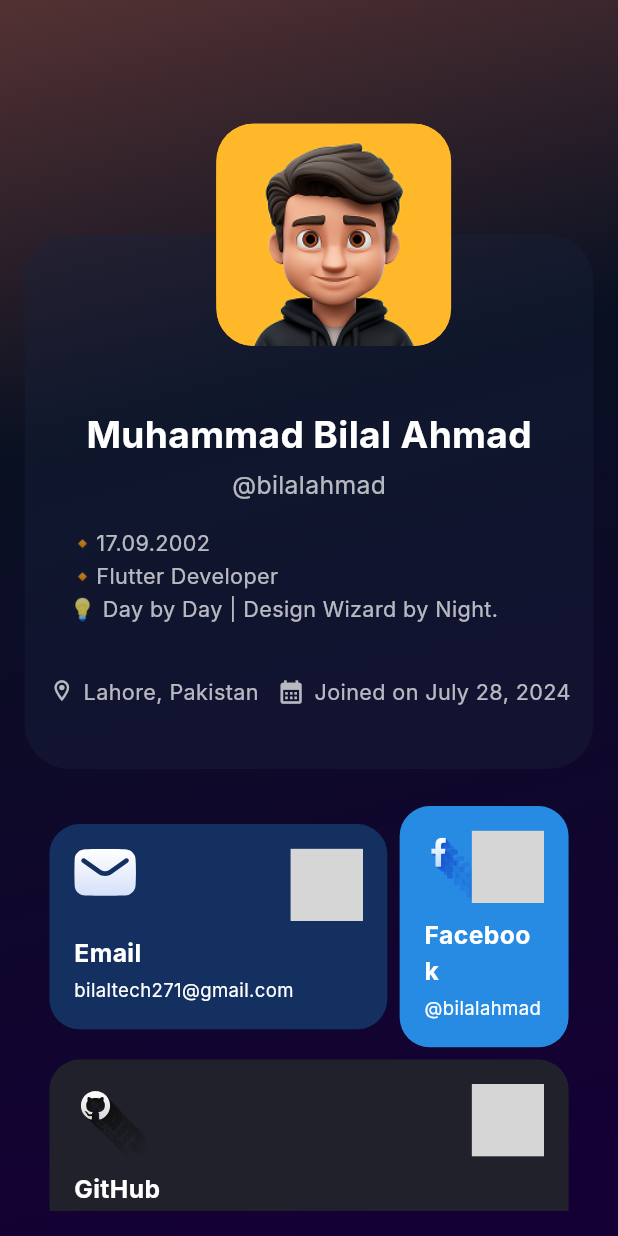
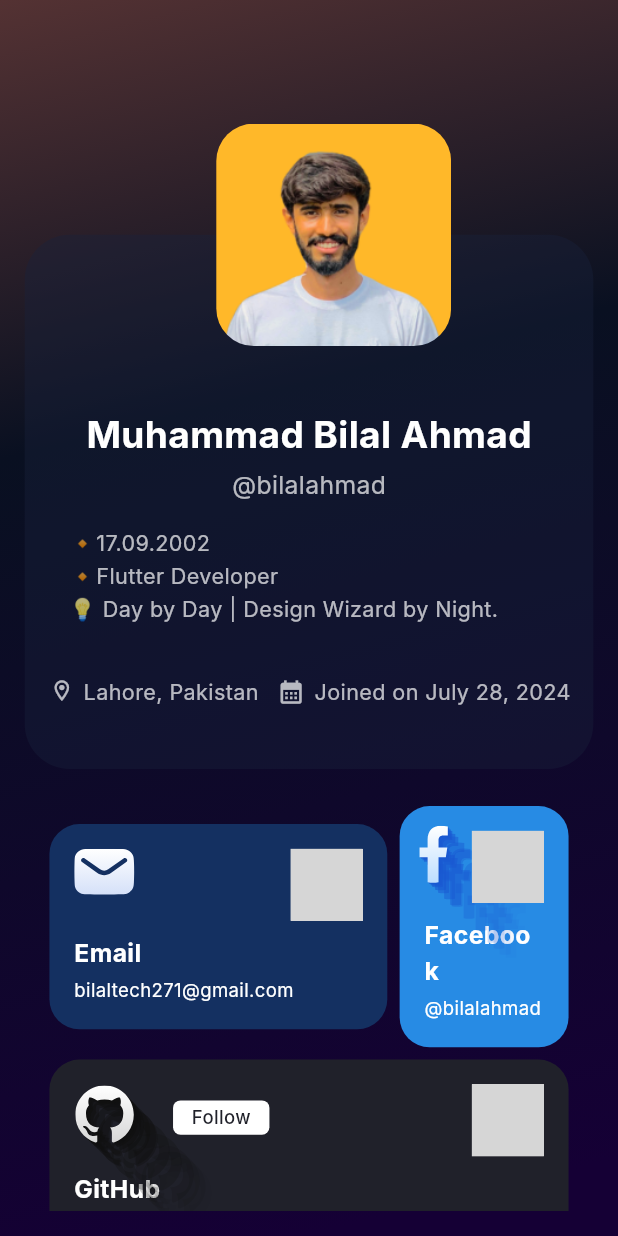
Before and after one commit to bilalahmadgujjar/portfolio-app, a Flutter app: the screen it shows after launch, on a phone screen of 412 x 824 dp. Run offline on Flutter 3.47's test engine with Material 3 defaults, Android fonts, the phone set to English and light mode, and no system bars; our stand-ins replace flutter_svg; Roboto replaces fonts that are missing (Inter); grey boxes are pictures that could not be loaded.

Commit message:
complete dashboard

```diff
--- a/lib/screens/homepage/homepage.dart
+++ b/lib/screens/homepage/homepage.dart
@@ -122,6 +122,8 @@ class Homepage extends StatelessWidget {
                                 body: 'bilaltech271@gmail.com',
                                 icon: 'assets/mail.svg',
                                 cardColor: AppTheme.emailCardColor,
+                                posTop: screenHeight(context) * 2,
+                                posLeft: screenWidth(context) * 4,
                               ),
                             ),
                             SizedBox(
@@ -132,6 +134,8 @@ class Homepage extends StatelessWidget {
                                 body: '@bilalahmad',
                                 icon: 'assets/facebook.svg',
                                 cardColor: AppTheme.facebookColor,
+                                posTop: screenHeight(context) * 0.5,
+                                posLeft: screenWidth(context) * 1,
                               ),
                             ),
                           ],
@@ -147,6 +151,9 @@ class Homepage extends StatelessWidget {
                                 body: '@bilalahmadgujjar',
                                 icon: 'assets/git.svg',
                                 cardColor: AppTheme.githubColor,
+                                posTop: screenHeight(context) * 1,
+                                posLeft: screenWidth(context) * 2,
+                                isGit: true,
                               ),
                             ),
                           ],
@@ -163,12 +170,16 @@ class Homepage extends StatelessWidget {
                                 body: '@bilalahmad',
                                 icon: 'assets/figma.svg',
                                 cardColor: AppTheme.figmaColor,
+                                posTop: screenHeight(context) * 1,
+                                posLeft: screenWidth(context) * 2,
                               ),
                             ),
                             SizedBox(
                                 width: screenWidth(context) * 2), // small gap
                             Expanded(
                               child: ContainerWidget(
+                                posTop: screenHeight(context) * 1,
+                                posLeft: screenWidth(context) * 2,
                                 title: 'Developer',
                                 body: '@bilalahmad',
                                 isDev: true,
@@ -195,13 +206,13 @@ class Homepage extends StatelessWidget {
               width: screenWidth(context) * 38,
               height: screenHeight(context) * 18,
               decoration: BoxDecoration(
-                color: AppTheme.picColor,
+               // color: AppTheme.picColor,
                 borderRadius: BorderRadius.circular(25),
               ),
               child: ClipRRect(
                 borderRadius: BorderRadius.circular(25),
                 child: Image.asset(
-                  'assets/avatar.png', // Replace with your image
+                  'assets/avatar1.png', // Replace with your image
                   fit: BoxFit.cover,
                 ),
               ),
--- a/lib/widget/card_widget.dart
+++ b/lib/widget/card_widget.dart
@@ -10,6 +10,9 @@ class ContainerWidget extends StatelessWidget {
   final String icon;
   final Color cardColor;
   final bool isDev;
+  final double posLeft;
+  final double posTop;
+  final bool isGit;
 
   const ContainerWidget({
     super.key,
@@ -18,6 +21,9 @@ class ContainerWidget extends StatelessWidget {
     required this.icon,
     required this.cardColor,
     this.isDev = false,
+    required this.posLeft,
+    required this.posTop,
+    this.isGit = false,
   });
 
   @override
@@ -38,11 +44,13 @@ class ContainerWidget extends StatelessWidget {
           child: Column(
             crossAxisAlignment: CrossAxisAlignment.start,
             children: [
-            SvgPicture.asset(
-                      icon,
-                      height: screenHeight(context) * 6,
-                    ),
-              SizedBox(height: screenHeight(context) * 1),
+            // SvgPicture.asset(
+            //           icon,
+            //           height: screenHeight(context) * 6,
+            //         ),
+            //   SizedBox(height: screenHeight(context) * 1),
+              SizedBox(height: screenHeight(context) * 7),
+
               text(
                 text: title,
                 textColor: isDev==true?AppTheme.githubColor: AppTheme.whiteColor,
@@ -69,6 +77,33 @@ class ContainerWidget extends StatelessWidget {
           right: screenWidth(context) * 4,
           child: SvgPicture.asset('assets/redirect.svg'),
         ),
+
+        Positioned(
+          top: posTop,
+          left: posLeft,
+          child: SvgPicture.asset(icon),
+        ),
+
+
+        isGit==true?Positioned(
+          top: screenHeight(context)*3.3,
+          left: screenWidth(context)*20,
+          child:   Container(
+            padding: EdgeInsets.symmetric(horizontal: screenWidth(context)*3,vertical: screenHeight(context)*0.3),
+            decoration: BoxDecoration(
+              color: AppTheme.whiteColor,
+              borderRadius: BorderRadius.circular(5),
+            ),
+            child: text(
+              text: 'Follow',
+              fontWeight: FontWeight.w500,
+              textColor:AppTheme.githubColor,
+              fontSize: screenWidth(context) * 3,
+            ),
+          ),
+        ):const SizedBox(),
+
+
       ],
     );
   }
```
Also changed, not shown: assets/avatar1.png (added).
